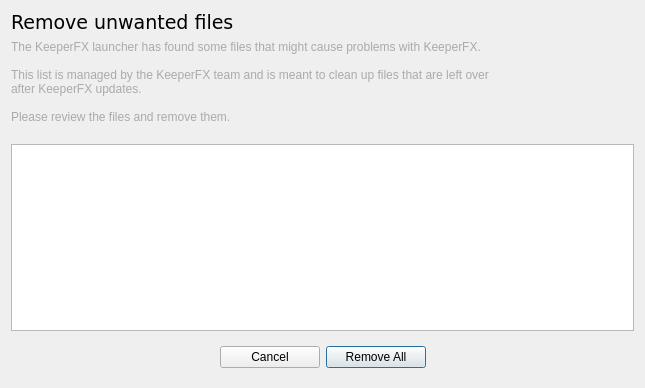
This is ui/fileremoverdialog.ui in yani/keeperfx-launcher-qt as Qt 5 draws it before an edit. The edited form follows.
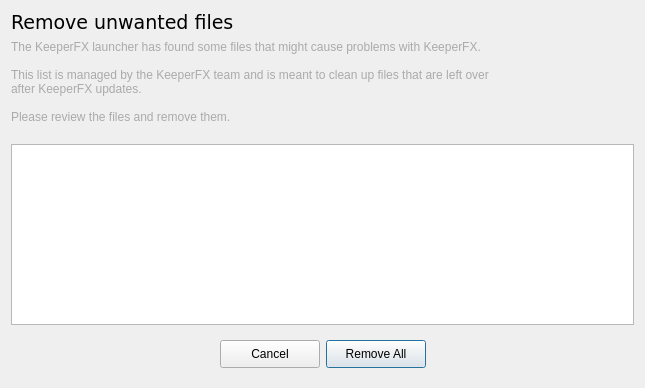
This is the edited form.

Diff of the .ui file:
```diff
--- a/ui/fileremoverdialog.ui
+++ b/ui/fileremoverdialog.ui
@@ -94,6 +94,12 @@
       </item>
       <item>
        <widget class="QPushButton" name="cancelButton">
+        <property name="minimumSize">
+         <size>
+          <width>0</width>
+          <height>28</height>
+         </size>
+        </property>
         <property name="maximumSize">
          <size>
           <width>100</width>
@@ -110,6 +116,12 @@
       </item>
       <item>
        <widget class="QPushButton" name="removeButton">
+        <property name="minimumSize">
+         <size>
+          <width>0</width>
+          <height>28</height>
+         </size>
+        </property>
         <property name="maximumSize">
          <size>
           <width>100</width>
```
